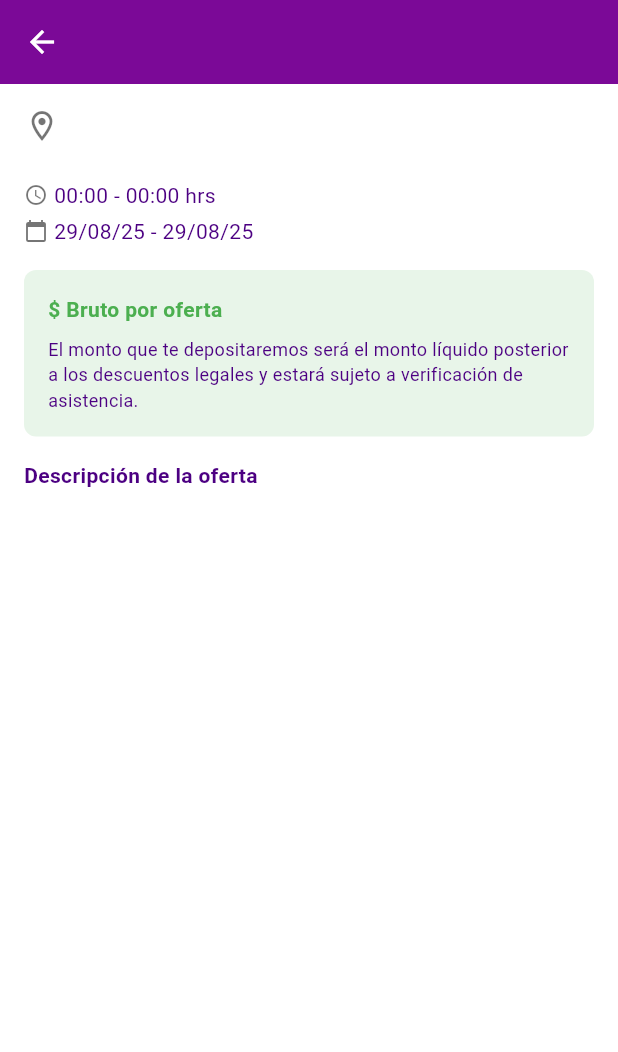
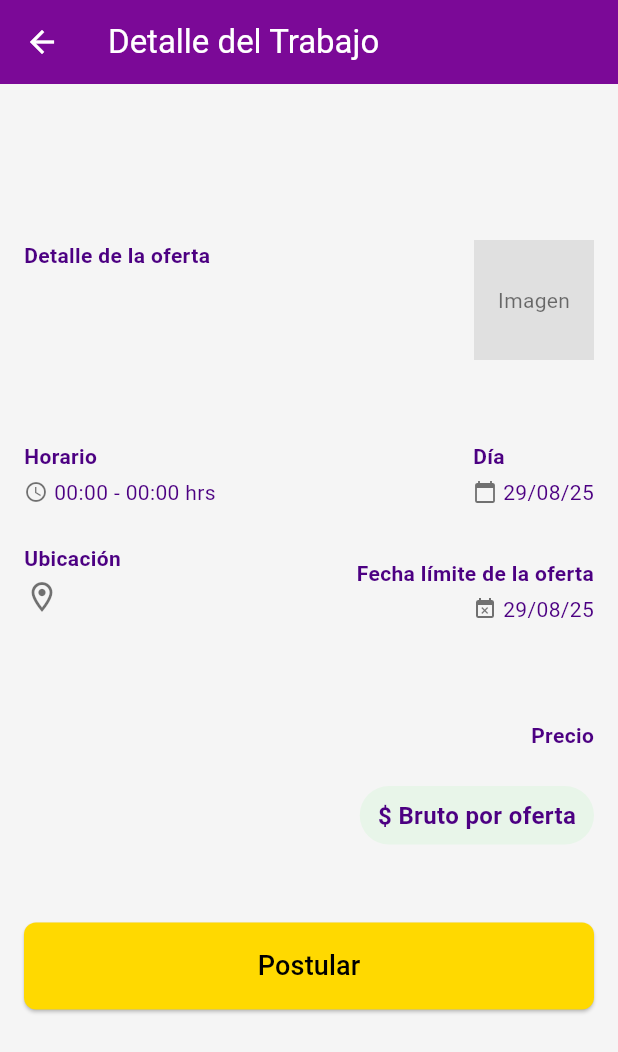
Before and after one commit to ByTiGerr1/goodjob-app, a Flutter app: the DetalleTrabajoScreen screen opened directly with empty values, on a phone screen of 412 x 824 dp. Shown: the top 1052 px of the screen. Run offline on Flutter 3.47's test engine with Material 3 defaults, Android fonts, the phone set to English and light mode, and no system bars; our stand-ins replace cloud_firestore, firebase_auth, firebase_core, flutter_map, geolocator, latlong2; accounts and stored records are empty; Roboto replaces fonts that are missing (Hind).

Commit message:
Diseño detalle trabajo

```diff
--- a/goodjob_app/lib/main.dart
+++ b/goodjob_app/lib/main.dart
@@ -29,7 +29,7 @@ class MainApp extends StatelessWidget {
       debugShowCheckedModeBanner: false,
       theme: ThemeData(
         // Colores
-        scaffoldBackgroundColor: const Color.fromARGB(255, 255, 255, 255), // Dark background for contrast
+        scaffoldBackgroundColor: const Color(0xFFF5F5F5), // Dark background for contrast
         primaryColor: const Color(0xFF7B0997), // AppBar color
         colorScheme: const ColorScheme(
           primary: Color(0xFF7B0997),
--- a/goodjob_app/lib/src/screens/detalle_trabajo_screen.dart
+++ b/goodjob_app/lib/src/screens/detalle_trabajo_screen.dart
@@ -47,24 +47,116 @@ class DetalleTrabajoScreen extends StatelessWidget {
     final horaFin = trabajo['horaFin'] as Map<String, dynamic>?;
 
     return Scaffold(
-      appBar: AppBar(title: Text(trabajo['titulo'] ?? 'Detalle del Trabajo')),
+      appBar: AppBar(title: Text('Detalle del Trabajo')),
       body: ListView(
         padding: const EdgeInsets.all(16.0),
         children: [
+          // Título del trabajo
+          Text(
+            trabajo['titulo'] ?? 'Título no disponible',
+            style: TextStyle(fontSize: 24, fontWeight: FontWeight.bold),
+          ),
+          SizedBox(height: 54), // Espacio grande
+          // Detalle de la oferta (izquierda) y imagen (derecha)
+          Row(
+            crossAxisAlignment: CrossAxisAlignment.start,
+            children: [
+              Expanded(
+                child: Column(
+                  crossAxisAlignment: CrossAxisAlignment.start,
+                  children: [
+                    Text(
+                      'Detalle de la oferta',
+                      style: TextStyle(fontWeight: FontWeight.bold),
+                    ),
+                    SizedBox(height: 4),
+                    Text(
+                      trabajo['descripcion'] ?? 'Descripción no disponible.',
+                      style: TextStyle(fontSize: 16),
+                    ),
+                  ],
+                ),
+              ),
+              SizedBox(width: 6),
+              // Imagen de la oferta (placeholder)
+              Container(
+                width: 80,
+                height: 80,
+                color: Colors.grey[300],
+                child: Center(child: Text('Imagen', style: TextStyle(color: Colors.black54))),
+              ),
+            ],
+          ),
+          SizedBox(height: 54), // Espacio grande
+          // Horario (izquierda) y Día (derecha)
+          Row(
+            mainAxisAlignment: MainAxisAlignment.spaceBetween,
+            children: [
+              // Horario
+              Column(
+                crossAxisAlignment: CrossAxisAlignment.start,
+                children: [
+                  Text(
+                    'Horario',
+                    style: TextStyle(fontWeight: FontWeight.bold),
+                  ),
+                  SizedBox(height: 4),
+                  Row(
+                    children: [
+                      const Icon(Icons.access_time, size: 16, color: Colors.black54),
+                      SizedBox(width: 4),
+                      Text('${_formatHora(horaInicio)} - ${_formatHora(horaFin)} hrs'),
+                    ],
+                  ),
+                ],
+              ),
+              // Día
+              Column(
+                crossAxisAlignment: CrossAxisAlignment.start,
+                children: [
+                  Text(
+                    'Día',
+                    style: TextStyle(fontWeight: FontWeight.bold),
+                  ),
+                  SizedBox(height: 4),
+                  Row(
+                    children: [
+                      const Icon(Icons.calendar_today, size: 16, color: Colors.black54),
+                      SizedBox(width: 4),
+                      Text(_formatFecha(fechaInicio)),
+                    ],
+                  ),
+                ],
+              ),
+            ],
+          ),
+          SizedBox(height: 24), // Espacio grande
+          // Ubicación (izquierda) y Fecha límite (derecha)
+          Row(
+            mainAxisAlignment: MainAxisAlignment.spaceBetween,
+            children: [
+              // Ubicación
+              Expanded(
+                child: Column(
+                  crossAxisAlignment: CrossAxisAlignment.start,
+                  children: [
+                    Text(
+                      'Ubicación',
+                      style: TextStyle(fontWeight: FontWeight.bold),
+                    ),
+                    SizedBox(height: 4),
                     if (trabajo['empresa'] != null || trabajo['origen'] != null)
                       Row(
                         crossAxisAlignment: CrossAxisAlignment.start,
                         children: [
-                const Icon(Icons.location_on_outlined,
-                    color: Colors.black54),
-                const SizedBox(width: 4),
+                          const Icon(Icons.location_on_outlined, color: Colors.black54),
+                          SizedBox(width: 4),
                           Expanded(
                             child: Column(
                               crossAxisAlignment: CrossAxisAlignment.start,
                               children: [
                                 if (trabajo['empresa'] != null)
-                        Text(trabajo['empresa'],
-                            style: const TextStyle(fontWeight: FontWeight.w600)),
+                                  Text(trabajo['empresa'], style: const TextStyle(fontWeight: FontWeight.w600)),
                                 if (trabajo['origen'] != null)
                                   Text(_formatearUbicacion(trabajo['origen'])),
                               ],
@@ -72,54 +164,78 @@ class DetalleTrabajoScreen extends StatelessWidget {
                           ),
                         ],
                       ),
-          const SizedBox(height: 8),
-          Row(
-            children: [
-              const Icon(Icons.access_time, size: 16, color: Colors.black54),
-              const SizedBox(width: 4),
-              Text('${_formatHora(horaInicio)} - ${_formatHora(horaFin)} hrs'),
-            ],
-          ),
-          const SizedBox(height: 4),
-          Row(
-            children: [
-              const Icon(Icons.calendar_today, size: 16, color: Colors.black54),
-              const SizedBox(width: 4),
-              Text('${_formatFecha(fechaInicio)} - ${_formatFecha(fechaFin)}'),
-            ],
-          ),
-          const SizedBox(height: 16),
-          if (trabajo['precio'] != null)
-            Container(
-              padding: const EdgeInsets.all(16),
-              decoration: BoxDecoration(
-                color: Colors.green[50],
-                borderRadius: BorderRadius.circular(8),
-              ),
-              child: Column(
-                crossAxisAlignment: CrossAxisAlignment.start,
-                children: [
-                  Text(
-                    '\$${trabajo['precio']} Bruto por oferta',
-                    style: const TextStyle(
-                        color: Colors.green, fontWeight: FontWeight.bold),
-                  ),
-                  const SizedBox(height: 8),
-                    const Text('El monto que te depositaremos será el monto líquido posterior a los descuentos legales y estará sujeto a verificación de asistencia.',
-                        style: TextStyle(fontSize: 12)),
                   ],
                 ),
               ),
-          const SizedBox(height: 16),
-          if (trabajo['descripcion'] != null) ...[
-            const Text('Descripción de la oferta',
-                style: TextStyle(fontWeight: FontWeight.bold)),
-            const SizedBox(height: 8),
+              SizedBox(width: 6), // Espacio entre las columnas
+              // Fecha límite
+              Column(
+                crossAxisAlignment: CrossAxisAlignment.end,
+                children: [
                   Text(
-              trabajo['descripcion'],
-              style: const TextStyle(fontSize: 16),
+                    'Fecha límite de la oferta',
+                    style: TextStyle(fontWeight: FontWeight.bold),
+                  ),
+                  SizedBox(height: 4),
+                  Row(
+                    children: [
+                      const Icon(Icons.event_busy, size: 16, color: Colors.black54),
+                      SizedBox(width: 4),
+                      Text(_formatFecha(fechaFin)),
+                    ],
                   ),
                 ],
+              ),
+            ],
+          ),
+          SizedBox(height: 54), // Espacio grande
+
+          // Precio
+          if (trabajo['precio'] != null)
+            Column(
+              crossAxisAlignment: CrossAxisAlignment.end,
+              children: [
+                Text(
+                  'Precio',
+                  style: TextStyle(fontWeight: FontWeight.bold),
+                ),
+                SizedBox(height: 24),
+                Container(
+                  padding: const EdgeInsets.symmetric(horizontal: 12, vertical: 8),
+                  decoration: BoxDecoration(
+                    color: Colors.green[50],
+                    borderRadius: BorderRadius.circular(20),
+                  ),
+                  child: Text(
+                    '\$${trabajo['precio']} Bruto por oferta',
+                    style: TextStyle(
+                      fontWeight: FontWeight.bold,
+                      fontSize: 16,
+                    ),
+                  ),
+                ),
+              ],
+            ),
+          SizedBox(height: 52), // Espacio grande
+
+          // Botón de "Postular"
+          SizedBox(
+            width: double.infinity,
+            child: ElevatedButton(
+              onPressed: () {
+                ScaffoldMessenger.of(context).showSnackBar(
+                  SnackBar(content: Text('Función de postular no implementada')),
+                );
+              },
+              child: const Text('Postular', style: TextStyle(fontSize: 18)),
+              style: ElevatedButton.styleFrom(
+                padding: const EdgeInsets.symmetric(vertical: 16),
+                shape: RoundedRectangleBorder(
+                  borderRadius: BorderRadius.circular(8),
+                ),
+              ),
+            ),
+          ),
         ],
       ),
     );
```
Lines whose indentation alone changed are shown as unchanged.
